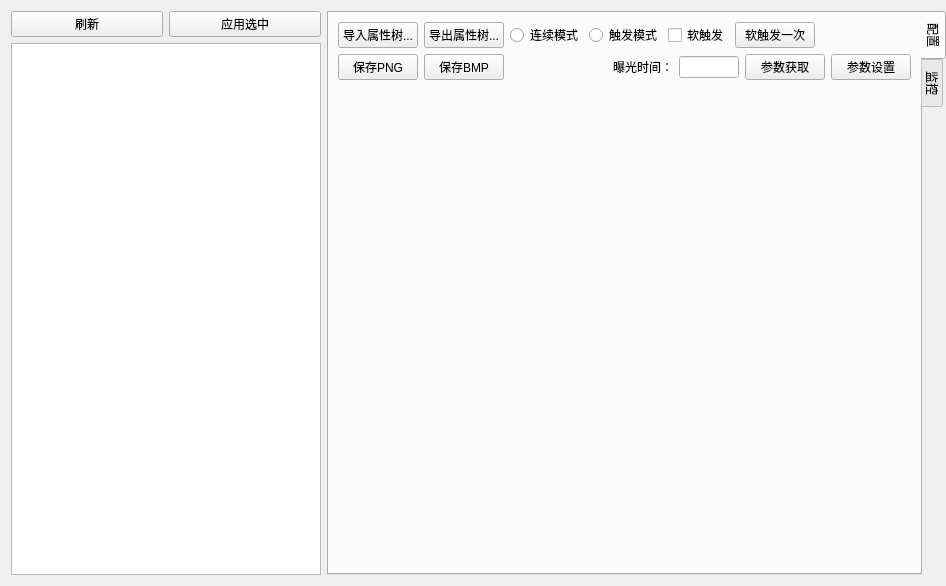
The window that module/Com_MVS/MvsCameraConfigUi.ui (IICTCVGaoCeSoftware/EyeStack) describes before a commit, drawn with Qt 5.
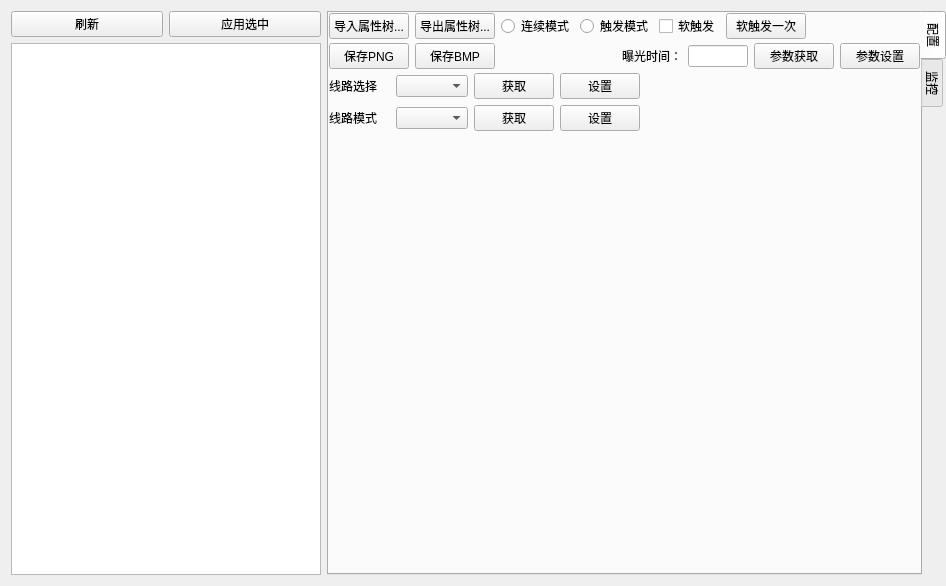
The same window after the commit. Icons and pictures are not drawn. Custom widgets are drawn as their Qt base class.

```diff
--- a/module/Com_MVS/MvsCameraConfigUi.ui
+++ b/module/Com_MVS/MvsCameraConfigUi.ui
@@ -94,8 +94,37 @@
       <attribute name="title">
        <string>配置</string>
       </attribute>
-      <layout class="QVBoxLayout" name="verticalLayout_2">
-       <item>
+      <widget class="Design::Monitor" name="configMonitor" native="true">
+       <property name="geometry">
+        <rect>
+         <x>9</x>
+         <y>133</y>
+         <width>574</width>
+         <height>422</height>
+        </rect>
+       </property>
+       <property name="sizePolicy">
+        <sizepolicy hsizetype="Preferred" vsizetype="Expanding">
+         <horstretch>0</horstretch>
+         <verstretch>0</verstretch>
+        </sizepolicy>
+       </property>
+       <property name="maximumSize">
+        <size>
+         <width>600</width>
+         <height>500</height>
+        </size>
+       </property>
+      </widget>
+      <widget class="QWidget" name="layoutWidget">
+       <property name="geometry">
+        <rect>
+         <x>0</x>
+         <y>0</y>
+         <width>591</width>
+         <height>26</height>
+        </rect>
+       </property>
         <layout class="QHBoxLayout" name="horizontalLayout">
          <item>
           <widget class="QPushButton" name="impropButton">
@@ -153,8 +182,16 @@
           </spacer>
          </item>
         </layout>
-       </item>
-       <item>
+      </widget>
+      <widget class="QWidget" name="layoutWidget">
+       <property name="geometry">
+        <rect>
+         <x>0</x>
+         <y>30</y>
+         <width>591</width>
+         <height>26</height>
+        </rect>
+       </property>
         <layout class="QHBoxLayout" name="horizontalLayout_2">
          <item>
           <widget class="QPushButton" name="SavePNGButton">
@@ -221,24 +258,75 @@
           </widget>
          </item>
         </layout>
+      </widget>
+      <widget class="QWidget" name="layoutWidget">
+       <property name="geometry">
+        <rect>
+         <x>0</x>
+         <y>60</y>
+         <width>311</width>
+         <height>60</height>
+        </rect>
+       </property>
+       <layout class="QVBoxLayout" name="verticalLayout_2">
+        <item>
+         <layout class="QHBoxLayout" name="horizontalLayout_3">
+          <item>
+           <widget class="QLabel" name="label_3">
+            <property name="text">
+             <string>线路选择</string>
+            </property>
+           </widget>
        </item>
        <item>
-        <widget class="Design::Monitor" name="configMonitor" native="true">
-         <property name="sizePolicy">
-          <sizepolicy hsizetype="Preferred" vsizetype="Expanding">
-           <horstretch>0</horstretch>
-           <verstretch>0</verstretch>
-          </sizepolicy>
-         </property>
-         <property name="maximumSize">
-          <size>
-           <width>600</width>
-           <height>500</height>
-          </size>
+           <widget class="QComboBox" name="m_ctrlLineSelectCombo"/>
+          </item>
+          <item>
+           <widget class="QPushButton" name="m_ctrlGetLineselButton">
+            <property name="text">
+             <string>获取</string>
+            </property>
+           </widget>
+          </item>
+          <item>
+           <widget class="QPushButton" name="m_ctrlSetLinesetButton">
+            <property name="text">
+             <string>设置</string>
          </property>
         </widget>
        </item>
       </layout>
+        </item>
+        <item>
+         <layout class="QHBoxLayout" name="horizontalLayout_4">
+          <item>
+           <widget class="QLabel" name="label_4">
+            <property name="text">
+             <string>线路模式</string>
+            </property>
+           </widget>
+          </item>
+          <item>
+           <widget class="QComboBox" name="m_ctrlLinemodeCombo"/>
+          </item>
+          <item>
+           <widget class="QPushButton" name="m_ctrlGetLinemodeButton">
+            <property name="text">
+             <string>获取</string>
+            </property>
+           </widget>
+          </item>
+          <item>
+           <widget class="QPushButton" name="m_ctrlSetLinemodeButton">
+            <property name="text">
+             <string>设置</string>
+            </property>
+           </widget>
+          </item>
+         </layout>
+        </item>
+       </layout>
+      </widget>
      </widget>
      <widget class="QWidget" name="runningTab">
       <attribute name="title">
```
Lines whose indentation alone changed are shown as unchanged.
